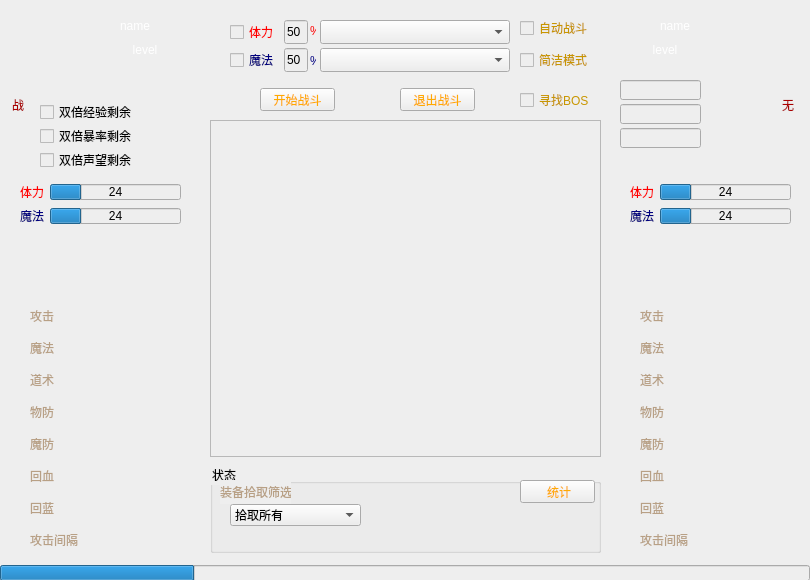
This is code/mirror/fight_fight.ui in simon0xia/mirror as Qt 5 draws it before an edit. The edited form follows.
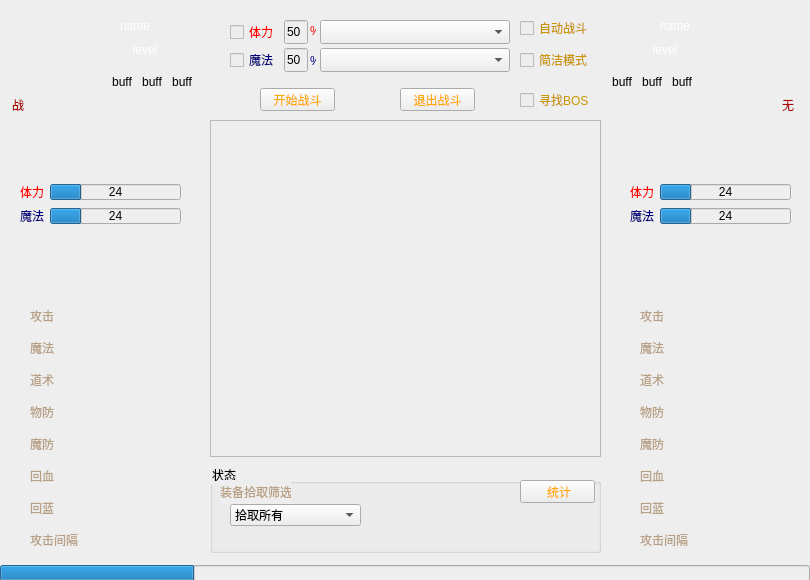
This is the edited form. Icons and pictures are not drawn.

Commit message: 实现buff;只有第一次最小化时会弹出气泡；修复点击技能空白格会崩溃的bug

Patch:
```diff
--- a/code/mirror/fight_fight.ui
+++ b/code/mirror/fight_fight.ui
@@ -1885,84 +1885,6 @@
     <pixmap resource="mirror.qrc">:/mirror/Resources/edit1_3.png</pixmap>
    </property>
   </widget>
-  <widget class="QLineEdit" name="edit_MultipleRep">
-   <property name="geometry">
-    <rect>
-     <x>620</x>
-     <y>128</y>
-     <width>81</width>
-     <height>20</height>
-    </rect>
-   </property>
-   <property name="readOnly">
-    <bool>true</bool>
-   </property>
-  </widget>
-  <widget class="QLineEdit" name="edit_MultipleDrop">
-   <property name="geometry">
-    <rect>
-     <x>620</x>
-     <y>104</y>
-     <width>81</width>
-     <height>20</height>
-    </rect>
-   </property>
-   <property name="readOnly">
-    <bool>true</bool>
-   </property>
-  </widget>
-  <widget class="QLineEdit" name="edit_MultipleExp">
-   <property name="geometry">
-    <rect>
-     <x>620</x>
-     <y>80</y>
-     <width>81</width>
-     <height>20</height>
-    </rect>
-   </property>
-   <property name="readOnly">
-    <bool>true</bool>
-   </property>
-  </widget>
-  <widget class="QCheckBox" name="checkBox_MultipleExp">
-   <property name="geometry">
-    <rect>
-     <x>40</x>
-     <y>104</y>
-     <width>95</width>
-     <height>16</height>
-    </rect>
-   </property>
-   <property name="text">
-    <string>双倍经验剩余</string>
-   </property>
-  </widget>
-  <widget class="QCheckBox" name="checkBox_MultipleDrop">
-   <property name="geometry">
-    <rect>
-     <x>40</x>
-     <y>128</y>
-     <width>95</width>
-     <height>16</height>
-    </rect>
-   </property>
-   <property name="text">
-    <string>双倍暴率剩余</string>
-   </property>
-  </widget>
-  <widget class="QCheckBox" name="checkBox_MultipleRep">
-   <property name="geometry">
-    <rect>
-     <x>40</x>
-     <y>152</y>
-     <width>95</width>
-     <height>16</height>
-    </rect>
-   </property>
-   <property name="text">
-    <string>双倍声望剩余</string>
-   </property>
-  </widget>
   <widget class="QLabel" name="edit_role_level_2">
    <property name="enabled">
     <bool>true</bool>
@@ -2016,6 +1938,138 @@
     <set>Qt::AlignCenter</set>
    </property>
   </widget>
+  <widget class="QLabel" name="lbl_role_buff_0">
+   <property name="geometry">
+    <rect>
+     <x>110</x>
+     <y>70</y>
+     <width>24</width>
+     <height>24</height>
+    </rect>
+   </property>
+   <property name="styleSheet">
+    <string notr="true"/>
+   </property>
+   <property name="text">
+    <string>buff</string>
+   </property>
+   <property name="scaledContents">
+    <bool>true</bool>
+   </property>
+   <property name="alignment">
+    <set>Qt::AlignCenter</set>
+   </property>
+  </widget>
+  <widget class="QLabel" name="lbl_role_buff_1">
+   <property name="geometry">
+    <rect>
+     <x>140</x>
+     <y>70</y>
+     <width>24</width>
+     <height>24</height>
+    </rect>
+   </property>
+   <property name="styleSheet">
+    <string notr="true"/>
+   </property>
+   <property name="text">
+    <string>buff</string>
+   </property>
+   <property name="scaledContents">
+    <bool>true</bool>
+   </property>
+   <property name="alignment">
+    <set>Qt::AlignCenter</set>
+   </property>
+  </widget>
+  <widget class="QLabel" name="lbl_role_buff_2">
+   <property name="geometry">
+    <rect>
+     <x>170</x>
+     <y>70</y>
+     <width>24</width>
+     <height>24</height>
+    </rect>
+   </property>
+   <property name="styleSheet">
+    <string notr="true"/>
+   </property>
+   <property name="text">
+    <string>buff</string>
+   </property>
+   <property name="scaledContents">
+    <bool>true</bool>
+   </property>
+   <property name="alignment">
+    <set>Qt::AlignCenter</set>
+   </property>
+  </widget>
+  <widget class="QLabel" name="lbl_monster_buff_0">
+   <property name="geometry">
+    <rect>
+     <x>670</x>
+     <y>70</y>
+     <width>24</width>
+     <height>24</height>
+    </rect>
+   </property>
+   <property name="styleSheet">
+    <string notr="true"/>
+   </property>
+   <property name="text">
+    <string>buff</string>
+   </property>
+   <property name="scaledContents">
+    <bool>true</bool>
+   </property>
+   <property name="alignment">
+    <set>Qt::AlignCenter</set>
+   </property>
+  </widget>
+  <widget class="QLabel" name="lbl_monster_buff_1">
+   <property name="geometry">
+    <rect>
+     <x>640</x>
+     <y>70</y>
+     <width>24</width>
+     <height>24</height>
+    </rect>
+   </property>
+   <property name="styleSheet">
+    <string notr="true"/>
+   </property>
+   <property name="text">
+    <string>buff</string>
+   </property>
+   <property name="scaledContents">
+    <bool>true</bool>
+   </property>
+   <property name="alignment">
+    <set>Qt::AlignCenter</set>
+   </property>
+  </widget>
+  <widget class="QLabel" name="lbl_monster_buff_2">
+   <property name="geometry">
+    <rect>
+     <x>610</x>
+     <y>70</y>
+     <width>24</width>
+     <height>24</height>
+    </rect>
+   </property>
+   <property name="styleSheet">
+    <string notr="true"/>
+   </property>
+   <property name="text">
+    <string>buff</string>
+   </property>
+   <property name="scaledContents">
+    <bool>true</bool>
+   </property>
+   <property name="alignment">
+    <set>Qt::AlignCenter</set>
+   </property>
+  </widget>
   <zorder>edit_role_level_2</zorder>
   <zorder>edit_role_level_3</zorder>
   <zorder>edit_display</zorder>
@@ -2114,12 +2168,12 @@
   <zorder>label_44</zorder>
   <zorder>label_45</zorder>
   <zorder>label_46</zorder>
-  <zorder>edit_MultipleRep</zorder>
-  <zorder>edit_MultipleDrop</zorder>
-  <zorder>edit_MultipleExp</zorder>
-  <zorder>checkBox_MultipleExp</zorder>
-  <zorder>checkBox_MultipleDrop</zorder>
-  <zorder>checkBox_MultipleRep</zorder>
+  <zorder>lbl_role_buff_0</zorder>
+  <zorder>lbl_role_buff_1</zorder>
+  <zorder>lbl_role_buff_2</zorder>
+  <zorder>lbl_monster_buff_0</zorder>
+  <zorder>lbl_monster_buff_1</zorder>
+  <zorder>lbl_monster_buff_2</zorder>
  </widget>
  <layoutdefault spacing="6" margin="11"/>
  <resources>
```
The commit also changes 5 other files.
